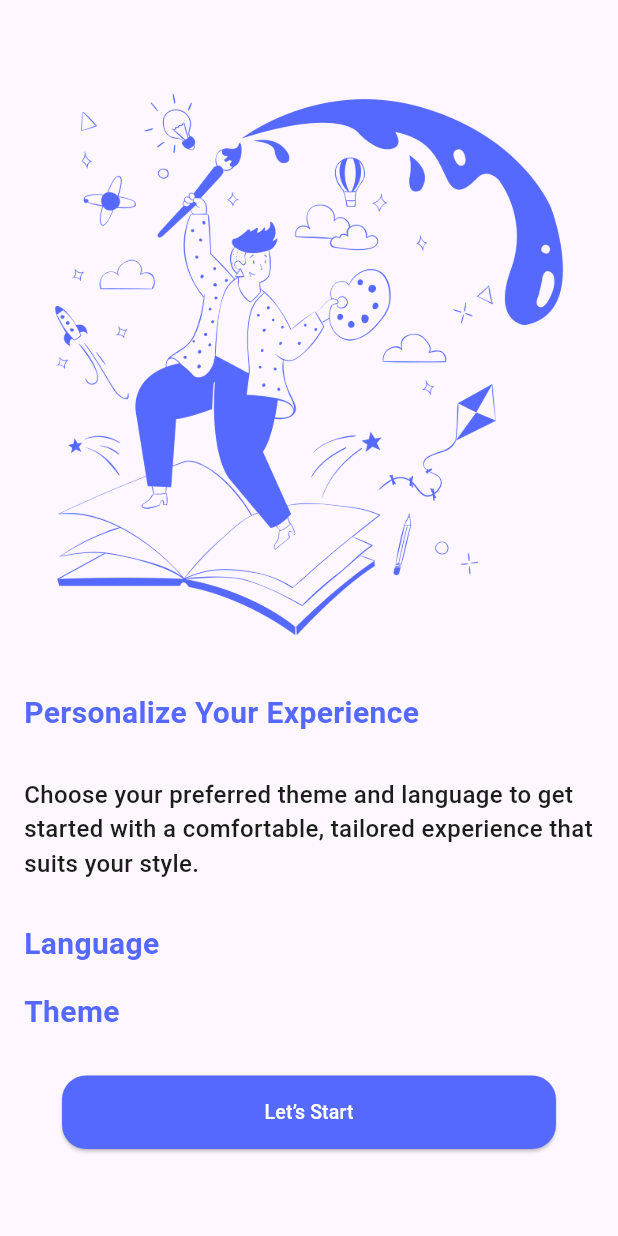
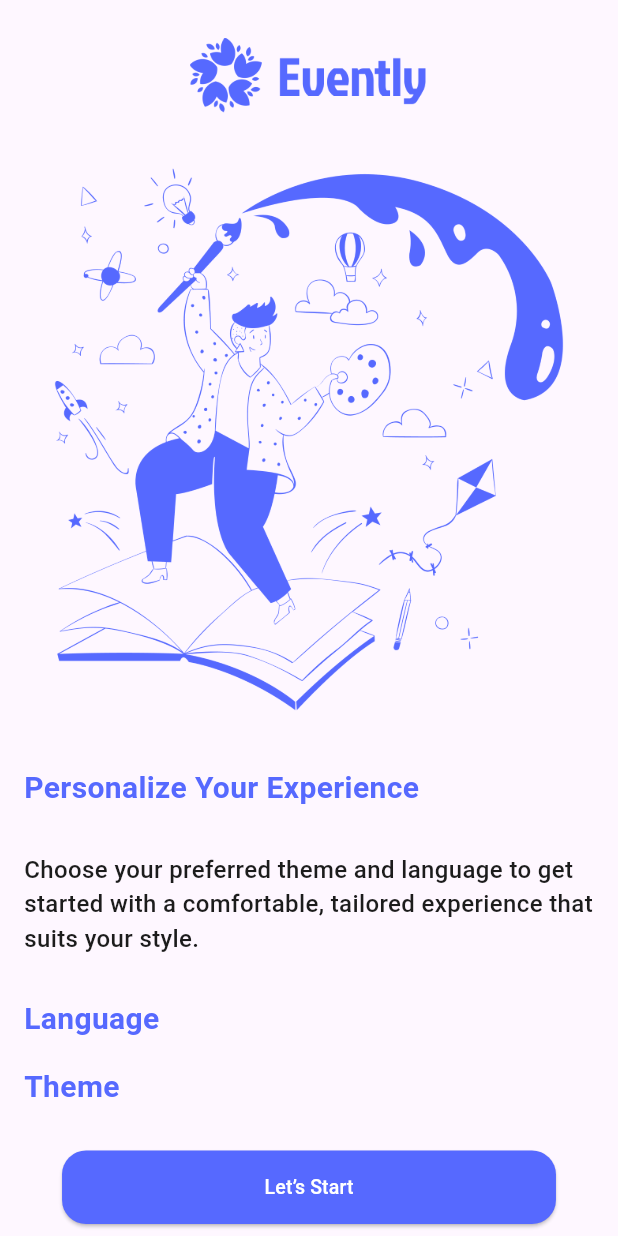
Before and after one commit to HeshamSeliem/event_planning_app, a Flutter app: the screen it shows after launch, on a phone screen of 412 x 824 dp. Run offline on Flutter 3.47's test engine with Material 3 defaults, Android fonts, the phone set to English and light mode, and no system bars.

Commit message:
add title asset

```diff
--- a/lib/main.dart
+++ b/lib/main.dart
@@ -12,6 +12,7 @@ class MyApp extends StatelessWidget {
   @override
   Widget build(BuildContext context) {
     return MaterialApp(
+      debugShowCheckedModeBanner: false,
       initialRoute: IntroScreen.routeName,
       routes: {
         IntroScreen.routeName: (context) =>  IntroScreen(),
--- a/lib/screens/intro_screen.dart
+++ b/lib/screens/intro_screen.dart
@@ -12,11 +12,8 @@ static const String routeName = '/intro';
         minimum: const EdgeInsets.symmetric(horizontal: 16,vertical: 25),
         child: Center(
           child: Column(
-
-     //columnnnnnnnnnn
             children: [
-
-              //Image.asset("assets/images/header.png"),
+              Image.asset("assets/images/header.png",width: 160, height: 50,),
               const SizedBox(height: 28,),
               Image.asset("assets/images/welcome.png"),
                const SizedBox(height: 28,),
```
